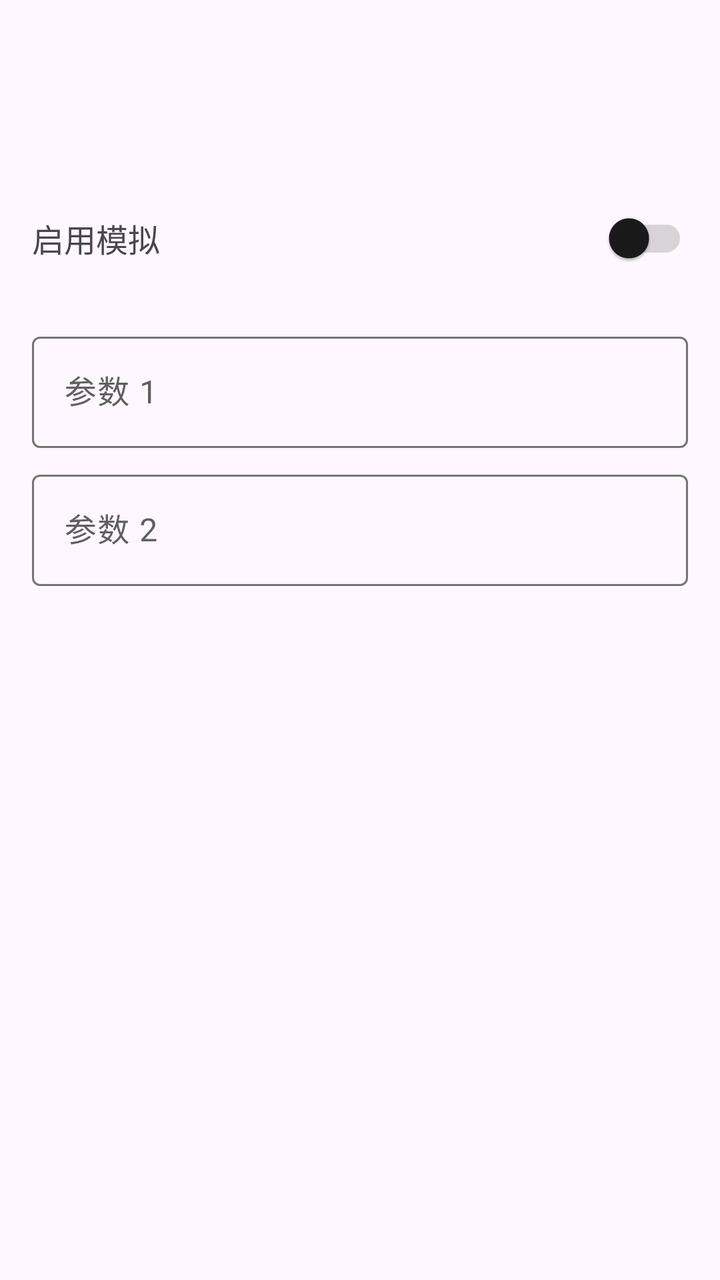
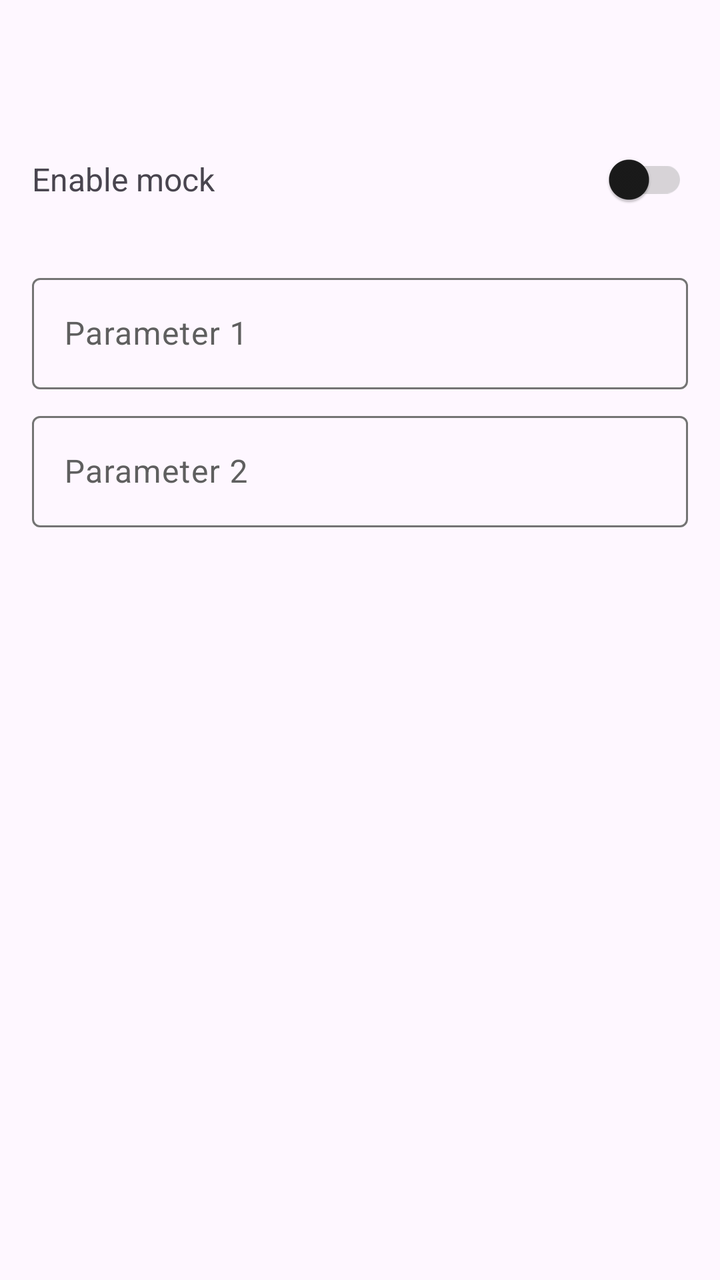

The first picture is an Android layout as it rendered before a commit; the second is the same layout after the commit. The layout source and the unified diff follow.
<!-- AndroidManifest.xml: application theme AppTheme -->
<!-- res/layout/fragment_sim_info.xml -->
<?xml version="1.0" encoding="utf-8"?>
<LinearLayout xmlns:android="http://schemas.android.com/apk/res/android"
    android:layout_width="match_parent"
    android:layout_height="match_parent"
    android:orientation="vertical"
    android:padding="16dp">

    <TextView
        android:id="@+id/sim_title"
        android:layout_width="match_parent"
        android:layout_height="wrap_content"
        android:textSize="22sp"
        android:textStyle="bold" />

    <TextView
        android:id="@+id/sim_desc"
        android:layout_width="match_parent"
        android:layout_height="wrap_content"
        android:layout_marginTop="8dp"
        android:textSize="13sp" />

    <LinearLayout
        android:layout_width="match_parent"
        android:layout_height="wrap_content"
        android:layout_marginTop="24dp"
        android:gravity="center_vertical"
        android:orientation="horizontal">

        <TextView
            android:layout_width="0dp"
            android:layout_height="wrap_content"
            android:layout_weight="1"
            android:text="启用模拟"
            android:textSize="16sp" />

        <com.google.android.material.switchmaterial.SwitchMaterial
            android:id="@+id/sim_switch"
            android:layout_width="wrap_content"
            android:layout_height="wrap_content" />
    </LinearLayout>

    <com.google.android.material.textfield.TextInputLayout
        android:layout_width="match_parent"
        android:layout_height="wrap_content"
        android:layout_marginTop="20dp"
        android:hint="参数 1">

        <com.google.android.material.textfield.TextInputEditText
            android:id="@+id/sim_value1"
            android:layout_width="match_parent"
            android:layout_height="wrap_content"
            android:inputType="text" />
    </com.google.android.material.textfield.TextInputLayout>

    <com.google.android.material.textfield.TextInputLayout
        android:layout_width="match_parent"
        android:layout_height="wrap_content"
        android:layout_marginTop="8dp"
        android:hint="参数 2">

        <com.google.android.material.textfield.TextInputEditText
            android:id="@+id/sim_value2"
            android:layout_width="match_parent"
            android:layout_height="wrap_content"
            android:inputType="text" />
    </com.google.android.material.textfield.TextInputLayout>

    <TextView
        android:id="@+id/sim_hint"
        android:layout_width="match_parent"
        android:layout_height="wrap_content"
        android:layout_marginTop="20dp"
        android:lineSpacingExtra="4dp"
        android:textSize="13sp" />
</LinearLayout>
<!-- resources referenced by this layout -->
<resources>
  <style name="AppTheme" parent="Theme.Material3.Light.NoActionBar">
          
          <item name="colorPrimary">#5F5F5F</item>
          <item name="colorOnPrimary">#FFFFFF</item>
          <item name="colorPrimaryContainer">#E0E0E0</item>
          <item name="colorOnPrimaryContainer">#1E1E1E</item>
          <item name="colorSecondary">#494949</item>
          <item name="colorOnSecondary">#FFFFFF</item>
          <item name="colorSecondaryContainer">#E7E7E7</item>
          <item name="colorOnSecondaryContainer">#2A2A2A</item>
          <item name="colorSurface">#FFFFFF</item>
          <item name="colorOnSurface">#1A1A1A</item>
          <item name="colorSurfaceVariant">#F0F0F0</item>
          <item name="colorOnSurfaceVariant">#5F5F5F</item>
          <item name="colorOutline">#747474</item>
  
          
          <item name="portalFabIconTint">#1A1A1A</item>
  
          
          <item name="android:statusBarColor">@android:color/transparent</item>
          <item name="android:windowDrawsSystemBarBackgrounds">true</item>
          <item name="android:windowTranslucentStatus">true</item>
          <item name="windowActionModeOverlay">true</item>
          <item name="windowActionBar">false</item>
          <item name="windowNoTitle">true</item>
  
          
          <item name="searchViewStyle">@style/Portal.SearchViewStyle</item>
          <item name="sliderStyle">@style/Portal.SliderTheme</item>
          <item name="android:popupMenuStyle">@style/PortalPopupMenuStyle</item>
          
          <item name="switchStyle">@style/Portal.SwitchStyle</item>
      </style>
  <style name="Portal.SearchViewStyle" parent="Widget.AppCompat.SearchView" />
  <style name="Portal.SliderTheme" parent="Widget.Material3.Slider" />
  <style name="PortalPopupMenuStyle" parent="Widget.Material3.PopupMenu">
          <item name="android:popupAnimationStyle">@style/PortalPopupAnimation</item>
      </style>
  <style name="Portal.SwitchStyle" parent="Widget.Material3.CompoundButton.Switch">
          <item name="useMaterialThemeColors">true</item>
          <item name="trackTint">@color/switch_track_tint</item>
      </style>
  <style name="PortalPopupAnimation">
          <item name="android:windowEnterAnimation">@anim/popup_in_top_end</item>
          <item name="android:windowExitAnimation">@anim/popup_out_top_end</item>
      </style>
</resources>

<!-- the commit's change to res/layout/fragment_sim_info.xml (unified diff, before → after) -->
@@ -4,13 +4,6 @@
     android:layout_height="match_parent"
     android:orientation="vertical"
     android:padding="16dp">
-
-    <TextView
-        android:id="@+id/sim_title"
-        android:layout_width="match_parent"
-        android:layout_height="wrap_content"
-        android:textSize="22sp"
-        android:textStyle="bold" />
 
     <TextView
         android:id="@+id/sim_desc"
@@ -30,7 +23,7 @@
             android:layout_width="0dp"
             android:layout_height="wrap_content"
             android:layout_weight="1"
-            android:text="启用模拟"
+            android:text="@string/sim_enable"
             android:textSize="16sp" />
 
         <com.google.android.material.switchmaterial.SwitchMaterial
@@ -43,7 +36,7 @@
         android:layout_width="match_parent"
         android:layout_height="wrap_content"
         android:layout_marginTop="20dp"
-        android:hint="参数 1">
+        android:hint="@string/sim_param1">
 
         <com.google.android.material.textfield.TextInputEditText
             android:id="@+id/sim_value1"
@@ -56,7 +49,7 @@
         android:layout_width="match_parent"
         android:layout_height="wrap_content"
         android:layout_marginTop="8dp"
-        android:hint="参数 2">
+        android:hint="@string/sim_param2">
 
         <com.google.android.material.textfield.TextInputEditText
             android:id="@+id/sim_value2"
<!-- resource entries referenced after the edit -->
@@ -1,5 +1,8 @@
 <!-- resources referenced by this layout -->
 <resources>
+  <string name="sim_enable">Enable mock</string>
+  <string name="sim_param1">Parameter 1</string>
+  <string name="sim_param2">Parameter 2</string>
   <style name="AppTheme" parent="Theme.Material3.Light.NoActionBar">
           
           <item name="colorPrimary">#5F5F5F</item>
